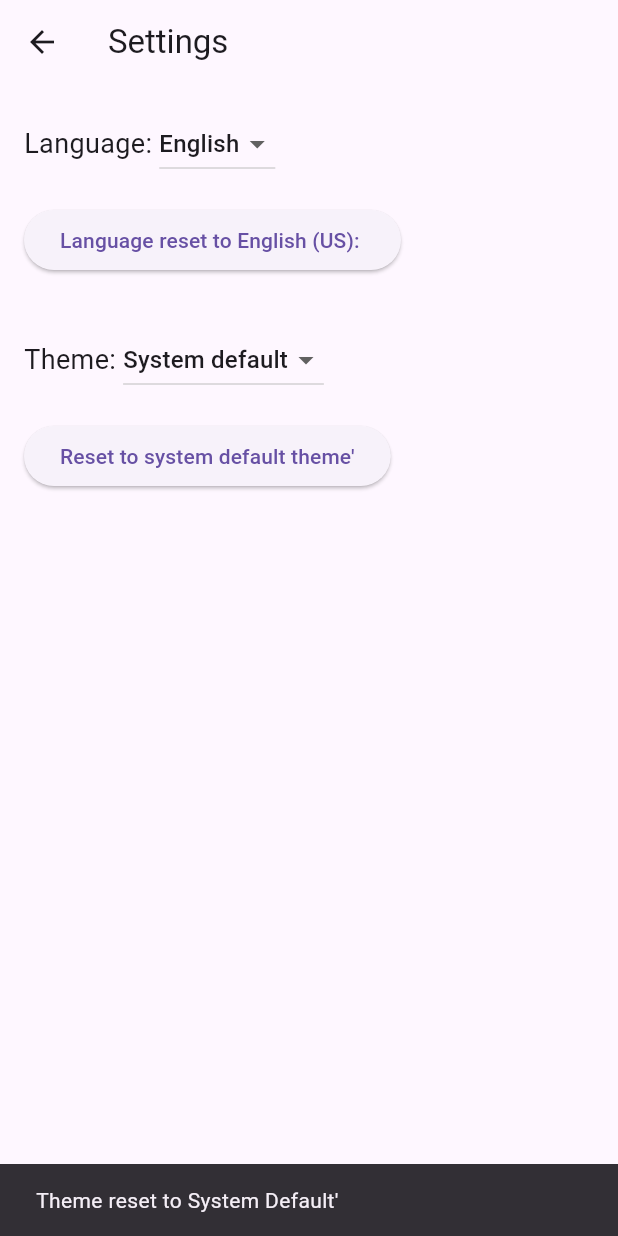
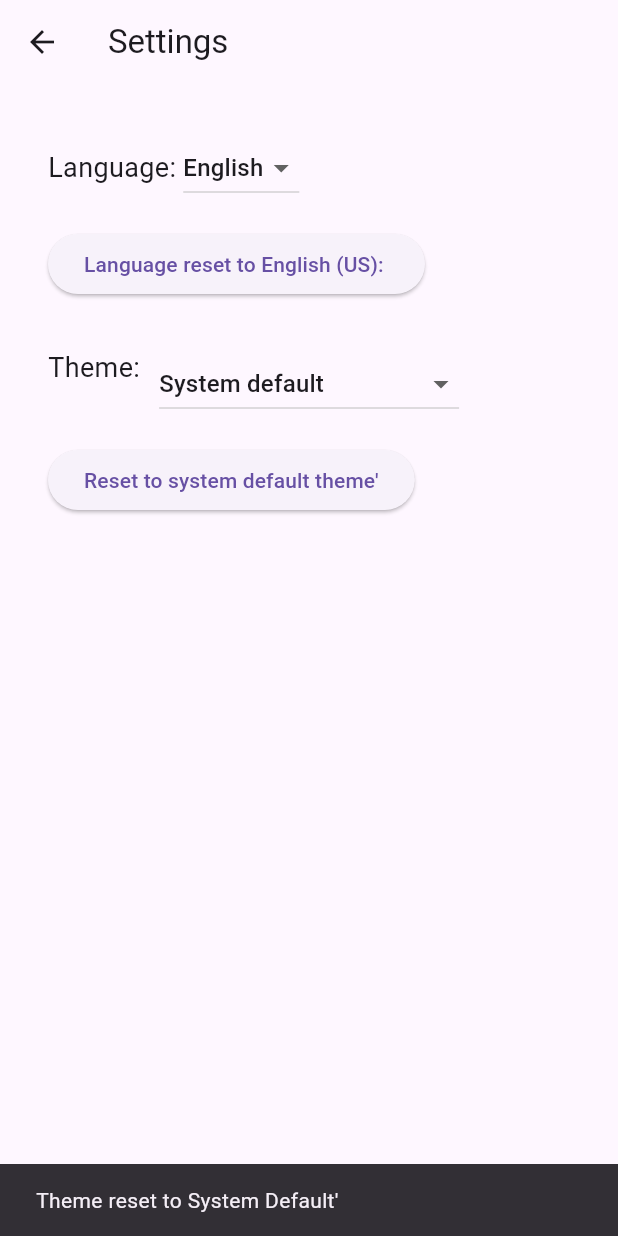
Before and after one commit to popcodelab/ezcars, a Flutter app: the SettingsScreen screen opened directly, after a tap on "Reset to system default theme'", on a phone screen of 412 x 824 dp. Run offline on Flutter 3.47's test engine with Material 3 defaults, Android fonts, the phone set to English and light mode, and no system bars; our stand-ins replace geocoding, geolocator, google_maps_flutter; generated files the repository leaves out were written again.

Commit message:
fix issue RenderFlex overflowed using a wrap in themeSelector. Cleaned and commented code

```diff
--- a/lib/features/settings/settings_screen.dart
+++ b/lib/features/settings/settings_screen.dart
@@ -4,22 +4,48 @@ import 'package:flutter_gen/gen_l10n/app_localizations.dart';
 import 'widgets/language_selector.dart';
 import 'widgets/theme_selector.dart';
 
-/// SettingsScreen shows language and theme selection options.
+/// The `SettingsScreen` is a stateless widget that displays
+/// options for changing the language and theme of the application.
+///
+/// This screen includes two widgets:
+/// - `LanguageSelector`: A widget for changing the app's language.
+/// - `ThemeSelector`: A widget for switching between light and dark themes.
+///
+/// The title of the screen is localized using `AppLocalizations`.
 class SettingsScreen extends StatelessWidget {
   const SettingsScreen({super.key});
 
+  /// Builds the settings screen UI.
+  ///
+  /// This method constructs a `Scaffold` with an app bar that contains
+  /// a localized title, and a body with two main options for language
+  /// and theme selection. The UI is designed to be responsive and
+  /// avoids overflow on small screens by using a `SingleChildScrollView`.
+  ///
+  /// - [context]: The build context for this widget.
   @override
   Widget build(BuildContext context) {
     return Scaffold(
+      // The app bar with a localized title for "Settings"
       appBar: AppBar(
-        title: Text(AppLocalizations.of(context)!.nav_settings), // Localized title
+        // Uses the localization system to get the "Settings" string
+        title: Text(AppLocalizations.of(context)?.nav_settings ?? 'Settings'),
       ),
-      body: const Column(
-        crossAxisAlignment: CrossAxisAlignment.start,
-        children: [
-          LanguageSelector(), // Widget to select the language
-          ThemeSelector(),    // Widget to select the theme
-        ],
+      // The body of the settings screen
+      body: const SingleChildScrollView(
+        // Padding around the content to provide breathing room
+        child: Padding(
+          padding: EdgeInsets.all(16.0),
+          child: Column(
+            crossAxisAlignment: CrossAxisAlignment.start,
+            children: [
+              // Language selector widget allows the user to change the app language
+              LanguageSelector(),
+              // Theme selector widget allows the user to switch between themes
+              ThemeSelector(),
+            ],
+          ),
+        ),
       ),
     );
   }
--- a/lib/features/settings/widgets/theme_selector.dart
+++ b/lib/features/settings/widgets/theme_selector.dart
@@ -5,71 +5,103 @@ import 'package:flutter_gen/gen_l10n/app_localizations.dart';
 
 import '../../../providers/theme_provider.dart';
 
-/// ThemeSelector is responsible for displaying and handling theme changes.
+/// The `ThemeSelector` widget provides the user interface for selecting
+/// the app's theme (light, dark, or system default) and allows resetting
+/// it to the system default.
+///
+/// It uses the `ThemeProvider` for handling the current theme and changing it based on the user's selection.
+/// The widget ensures responsiveness by using a flexible layout to avoid overflow issues.
 class ThemeSelector extends StatelessWidget {
   const ThemeSelector({super.key});
 
+  /// Builds the user interface for the theme selector.
+  ///
+  /// The layout adapts to various screen sizes and avoids overflow by using
+  /// the `Wrap` widget, which wraps elements to the next line when there is
+  /// insufficient horizontal space.
   @override
   Widget build(BuildContext context) {
     return Padding(
-      padding: const EdgeInsets.all(16.0),
+      padding: const EdgeInsets.all(16.0), // Adds padding around the entire widget for spacing
       child: Column(
-        crossAxisAlignment: CrossAxisAlignment.start,
+        crossAxisAlignment: CrossAxisAlignment.start, // Aligns content to the left
         children: [
-          Row(
+          // Wrap widget ensures that the content can wrap to the next line if necessary
+          Wrap(
+            alignment: WrapAlignment.spaceBetween, // Aligns child widgets within the available space
+            spacing: 8.0, // Spacing between the text and the dropdown button
             children: [
-              // Localized theme label
+              // Theme label with localized text.
+              // The `capitalize()` method is used to ensure the first letter is capitalized.
               Text(
-                '${AppLocalizations.of(context)!.theme.capitalize()}: ', // Localized "Theme"
-                style: const TextStyle(fontSize: 18),
+                '${AppLocalizations.of(context)!.theme.capitalize()}: ',
+                style: const TextStyle(fontSize: 18), // Sets the font size for the label
               ),
-              DropdownButton<ThemeMode>(
-                value: Provider.of<ThemeProvider>(context).themeMode, // Current theme mode
+              // Dropdown button for selecting the theme mode.
+              // Uses `Expanded` to make sure it takes up the remaining space.
+              SizedBox(
+                width: 200, // Sets a fixed width for the dropdown button to ensure proper layout
+                child: DropdownButton<ThemeMode>(
+                  value: Provider.of<ThemeProvider>(context).themeMode, // Gets the current theme mode from the provider
+                  isExpanded: true, // Ensures the dropdown button expands to fill the available width
                   items: [
+                    // Dropdown menu items for selecting different themes
                     const DropdownMenuItem(
                       value: ThemeMode.light,
-                    child: Text('Light'), // Light theme option
+                      child: Text('Light'),
                     ),
                     const DropdownMenuItem(
                       value: ThemeMode.dark,
-                    child: Text('Dark'), // Dark theme option
+                      child: Text('Dark'),
                     ),
+                    // System default theme option with localized text
                     DropdownMenuItem(
                       value: ThemeMode.system,
                       child: Text(
-                      AppLocalizations.of(context)!.system_default.capitalize(), // System default option with localized text
+                        AppLocalizations.of(context)!.system_default.capitalize(),
                       ),
                     ),
                   ],
+                  // This method is called when the user selects a new theme from the dropdown
                   onChanged: (ThemeMode? newTheme) {
                     if (newTheme != null) {
+                      // Updates the theme in the ThemeProvider
                       Provider.of<ThemeProvider>(context, listen: false).setTheme(newTheme);
+
+                      // Shows a snackbar to notify the user that the theme has changed
                       ScaffoldMessenger.of(context).showSnackBar(
                         SnackBar(
                           content: Text(
                             '${AppLocalizations.of(context)!.theme_changed_to.capitalize()} ${newTheme.toString().split('.').last}',
                           ),
-                        duration: const Duration(seconds: 2),
+                          duration: const Duration(seconds: 2), // Duration for which the snackbar is displayed
                         ),
                       );
                     }
                   },
                 ),
+              ),
             ],
           ),
-          const SizedBox(height: 16.0), // Spacing before reset button
+
+          const SizedBox(height: 16.0), // Spacing between the dropdown and the reset button
+
+          // Button to reset the theme to the system default
           ElevatedButton(
             onPressed: () {
-              // Reset theme to system default
+              // Resets the theme to the system default in the ThemeProvider
               Provider.of<ThemeProvider>(context, listen: false).resetTheme();
+
+              // Shows a snackbar to notify the user that the theme has been reset
               ScaffoldMessenger.of(context).showSnackBar(
                 SnackBar(
                   content: Text(AppLocalizations.of(context)!.theme_reset_default.capitalize()),
-                  duration: const Duration(seconds: 2),
+                  duration: const Duration(seconds: 2), // Duration for which the snackbar is displayed
                 ),
               );
             },
-            child: Text(AppLocalizations.of(context)!.reset_default_theme.capitalize()), // Button label
+            // Label for the reset button with localized text
+            child: Text(AppLocalizations.of(context)!.reset_default_theme.capitalize()),
           ),
         ],
       ),
```
Lines whose indentation alone changed are shown as unchanged.
